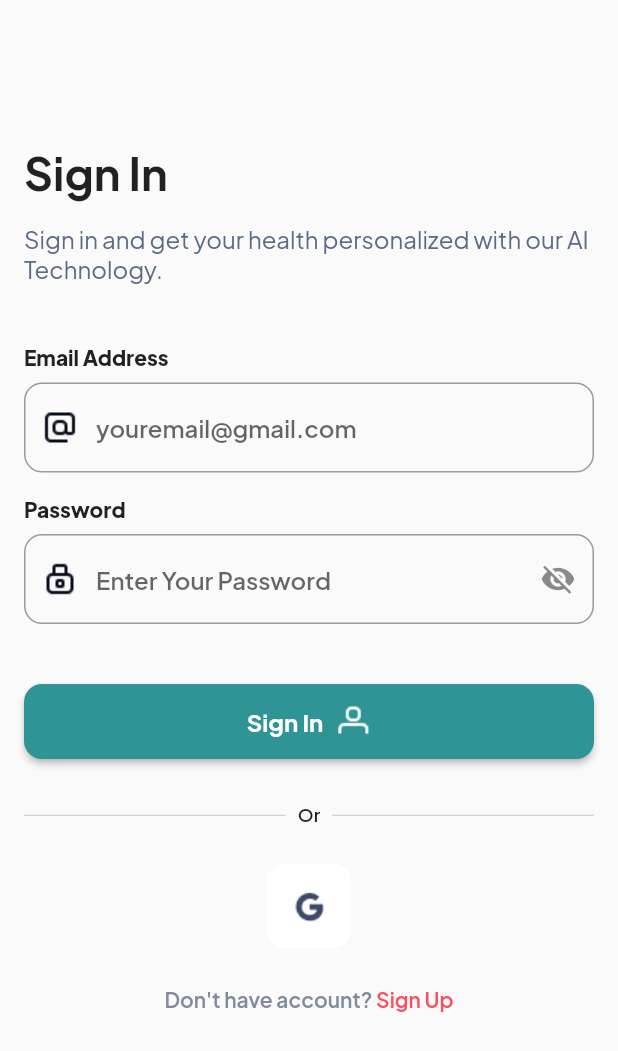
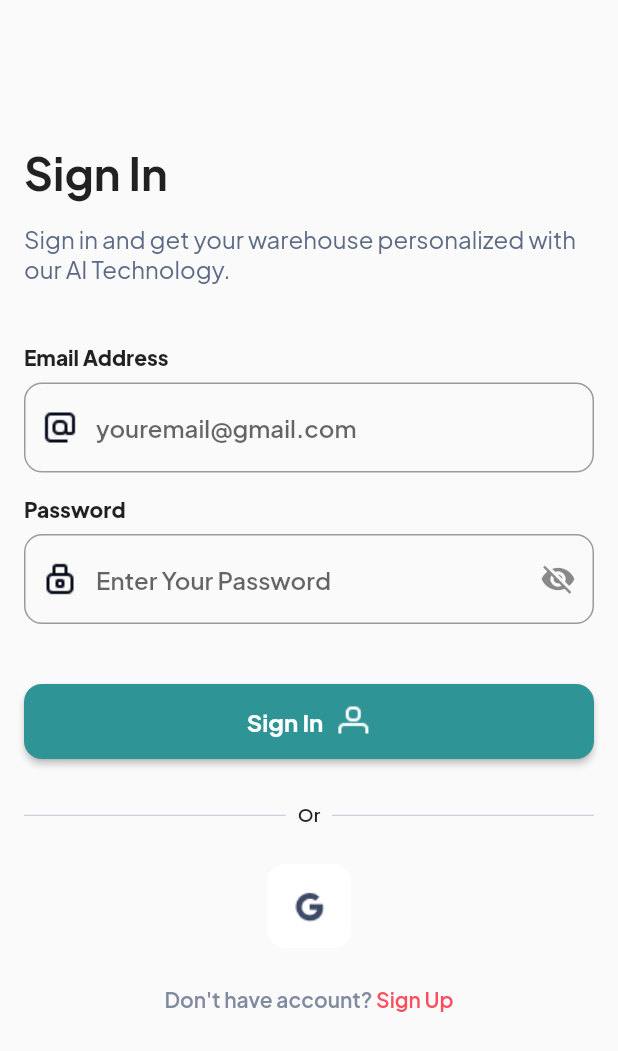
Before and after one commit to galihtra/warebox_buyer, a Flutter app: the screen it shows after launch, on a phone screen of 412 x 824 dp. Shown: the top 1051 px of the screen. Run offline on Flutter 3.47's test engine with Material 2 defaults, Android fonts, the phone set to English and light mode, and no system bars; our stand-ins replace cloud_firestore, firebase_auth, firebase_core, google_fonts; accounts and stored records are empty.

Commit message:
revisi text

```diff
--- a/lib/pages/auth/login_screen.dart
+++ b/lib/pages/auth/login_screen.dart
@@ -65,7 +65,7 @@ class _LoginScreenState extends State<LoginScreen> {
                   height: 15,
                 ),
                 Text(
-                  "Sign in and get your health personalized with our AI Technology.", // Word above the email field
+                  "Sign in and get your warehouse personalized with our AI Technology.", // Word above the email field
                   style: GoogleFonts.plusJakartaSans(
                       fontSize: 16, color: const Color(0xFF5D6A85)),
                 ),
--- a/lib/pages/auth/signup_screen.dart
+++ b/lib/pages/auth/signup_screen.dart
@@ -162,7 +162,7 @@ class _SignUpScreenState extends State<SignUpScreen> {
                   crossAxisAlignment: CrossAxisAlignment.start,
                   children: [
                     Text(
-                      "Password Confirmation",
+                      "Password",
                       style: GoogleFonts.plusJakartaSans(
                           fontSize: 14, fontWeight: FontWeight.w800),
                     ),
```
